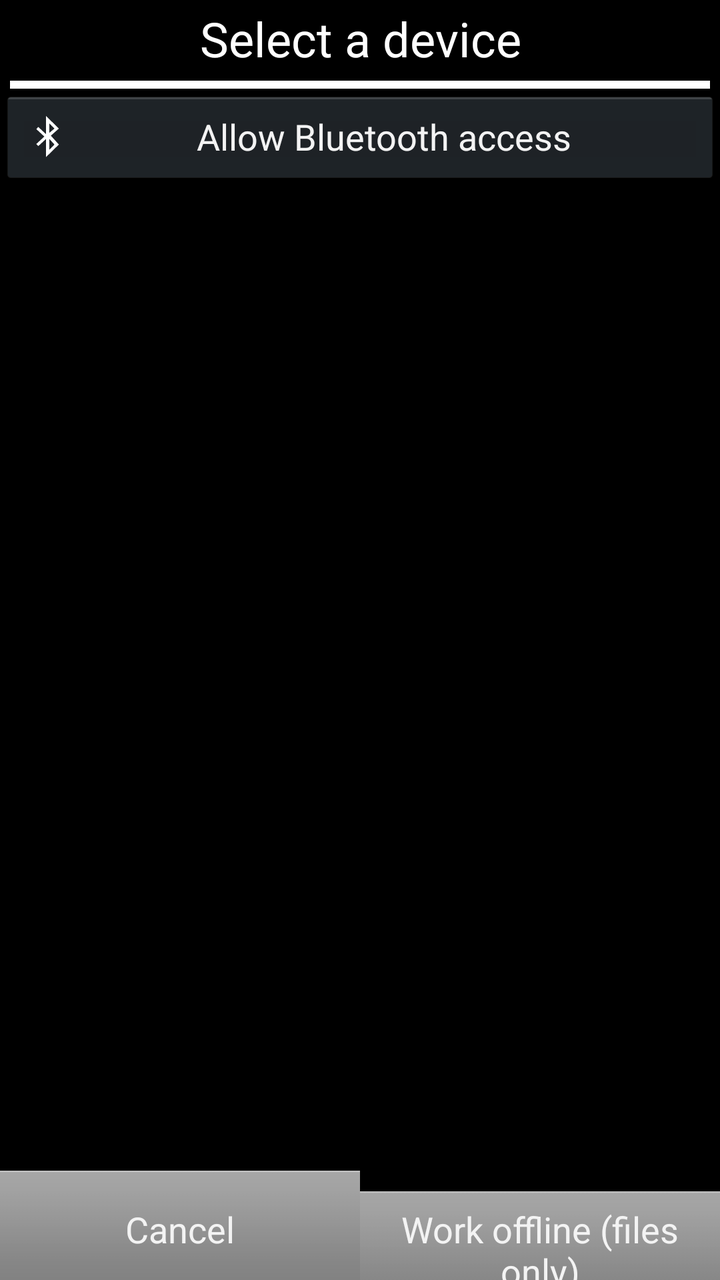
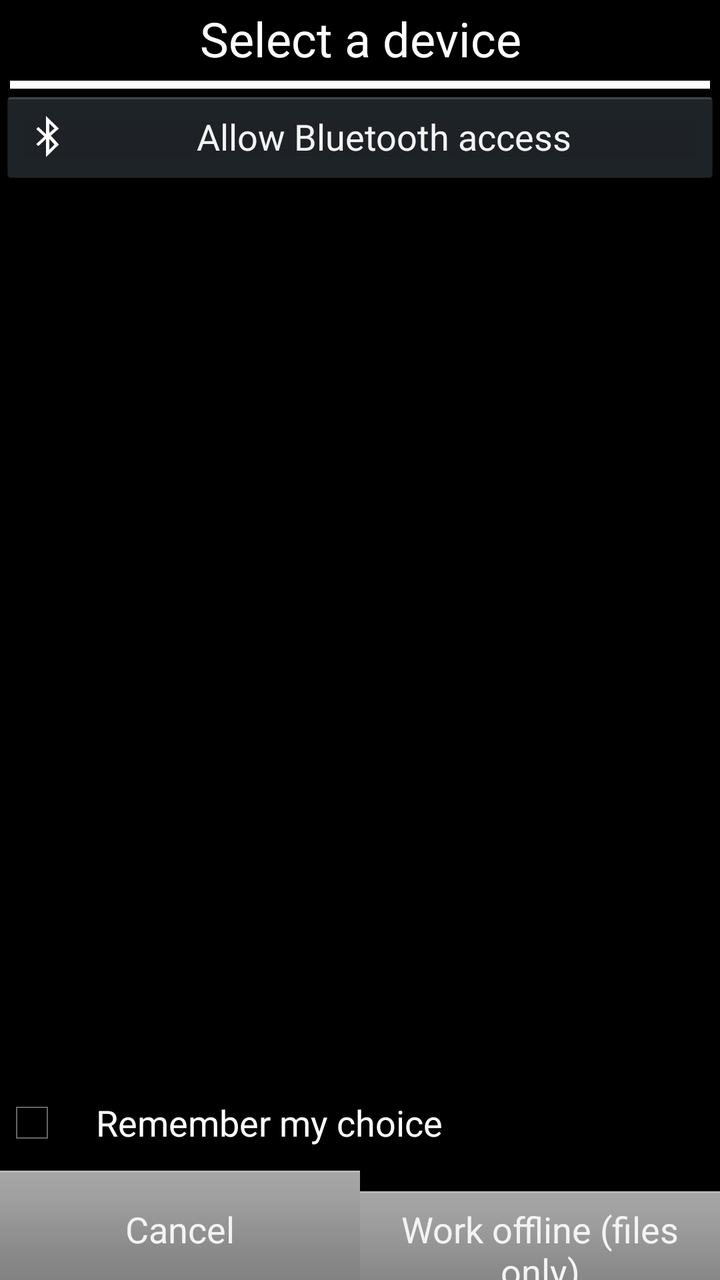

An Android layout rendered at two revisions. The XML below is the earlier revision; the diff shows what the commit changed to produce the second picture.
<!-- AndroidManifest.xml: application theme AppTheme -->
<!-- res/layout/activity_atom_spectra_device_select.xml -->
<?xml version="1.0" encoding="utf-8"?>
<androidx.constraintlayout.widget.ConstraintLayout xmlns:android="http://schemas.android.com/apk/res/android"
    xmlns:app="http://schemas.android.com/apk/res-auto"
    xmlns:tools="http://schemas.android.com/tools"
    android:layout_width="match_parent"
    android:layout_height="match_parent"
    android:background="#000000"
    tools:context=".AtomSpectraDeviceSelect">

    <TextView
        android:id="@+id/textCaption"
        android:layout_width="match_parent"
        android:layout_height="wrap_content"
        android:layout_marginTop="3dp"
        android:layout_marginBottom="3dp"
        android:gravity="center"
        android:text="@string/device_select_title"
        android:textColor="#FFFFFF"
        android:textSize="24sp"
        app:layout_constraintEnd_toEndOf="parent"
        app:layout_constraintStart_toStartOf="parent"
        app:layout_constraintTop_toTopOf="parent" />

    <View
        android:id="@+id/divider"
        android:layout_width="match_parent"
        android:layout_height="4dp"
        android:layout_margin="5dp"
        android:background="#FFFFFF"
        app:layout_constraintEnd_toEndOf="parent"
        app:layout_constraintStart_toStartOf="parent"
        app:layout_constraintTop_toBottomOf="@id/textCaption" />

    <TextView
        android:id="@+id/statusText"
        android:layout_width="match_parent"
        android:layout_height="wrap_content"
        android:gravity="center"
        android:padding="8dp"
        android:textColor="#FFA629"
        android:textSize="18sp"
        android:visibility="gone"
        app:layout_constraintEnd_toEndOf="parent"
        app:layout_constraintStart_toStartOf="parent"
        app:layout_constraintTop_toBottomOf="@id/divider" />

    <LinearLayout
        android:id="@+id/bluetoothControls"
        android:layout_width="0dp"
        android:layout_height="wrap_content"
        android:orientation="vertical"
        app:layout_constraintStart_toStartOf="parent"
        app:layout_constraintEnd_toEndOf="parent"
        app:layout_constraintTop_toBottomOf="@id/statusText">

        <TextView
            android:id="@+id/bluetoothWarning"
            android:layout_width="match_parent"
            android:layout_height="wrap_content"
            android:padding="8dp"
            android:textColor="#FFA629"
            android:textSize="16sp"
            android:accessibilityLiveRegion="polite"
            android:visibility="gone" />

        <Button
            android:id="@+id/bluetoothAction"
            android:layout_width="match_parent"
            android:layout_height="wrap_content"
            android:drawableStart="@android:drawable/stat_sys_data_bluetooth"
            android:text="@string/bluetooth_allow" />
    </LinearLayout>

    <ScrollView
        android:id="@+id/deviceListScroll"
        android:layout_width="0dp"
        android:layout_height="0dp"
        app:layout_constraintBottom_toTopOf="@+id/buttons"
        app:layout_constraintEnd_toEndOf="parent"
        app:layout_constraintStart_toStartOf="parent"
        app:layout_constraintTop_toBottomOf="@id/bluetoothControls">

        <LinearLayout
            android:id="@+id/deviceList"
            android:layout_width="match_parent"
            android:layout_height="wrap_content"
            android:orientation="vertical" />
    </ScrollView>

    <LinearLayout
        android:id="@+id/buttons"
        android:layout_width="0dp"
        android:layout_height="wrap_content"
        android:orientation="horizontal"
        app:layout_constraintBottom_toBottomOf="parent"
        app:layout_constraintEnd_toEndOf="parent"
        app:layout_constraintStart_toStartOf="parent">

        <Button
            android:id="@+id/cancelButton"
            style="@android:style/ButtonBar"
            android:layout_width="wrap_content"
            android:layout_height="wrap_content"
            android:layout_weight="1"
            android:text="@android:string/cancel" />

        <Button
            android:id="@+id/offlineButton"
            style="@android:style/ButtonBar"
            android:layout_width="wrap_content"
            android:layout_height="wrap_content"
            android:layout_weight="1"
            android:text="@string/device_select_offline" />
    </LinearLayout>

</androidx.constraintlayout.widget.ConstraintLayout>
<!-- resources referenced by this layout -->
<resources>
  <string name="bluetooth_allow">Allow Bluetooth access</string>
  <string name="device_select_offline">Work offline (files only)</string>
  <string name="device_select_title">Select a device</string>
  <style name="AppTheme" parent="AppBaseTheme">
          <item name="android:colorPrimary">@color/color_main</item>
          <item name="android:textColor">@color/color_main</item>
          <item name="android:colorAccent">@color/color_main</item>
          
  
      </style>
  <style name="AppBaseTheme" parent="android:Theme.Holo">
          
      </style>
</resources>

<!-- the commit's change to res/layout/activity_atom_spectra_device_select.xml (unified diff, before → after) -->
@@ -75,7 +75,7 @@
         android:id="@+id/deviceListScroll"
         android:layout_width="0dp"
         android:layout_height="0dp"
-        app:layout_constraintBottom_toTopOf="@+id/buttons"
+        app:layout_constraintBottom_toTopOf="@+id/rememberChoice"
         app:layout_constraintEnd_toEndOf="parent"
         app:layout_constraintStart_toStartOf="parent"
         app:layout_constraintTop_toBottomOf="@id/bluetoothControls">
@@ -86,6 +86,22 @@
             android:layout_height="wrap_content"
             android:orientation="vertical" />
     </ScrollView>
+
+    <CheckBox
+        android:id="@+id/rememberChoice"
+        android:layout_width="0dp"
+        android:layout_height="wrap_content"
+        android:minHeight="48dp"
+        android:paddingStart="16dp"
+        android:paddingEnd="16dp"
+        android:buttonTint="#FFFFFF"
+        android:saveEnabled="false"
+        android:text="@string/device_select_remember"
+        android:textColor="#FFFFFF"
+        android:textSize="18sp"
+        app:layout_constraintBottom_toTopOf="@+id/buttons"
+        app:layout_constraintEnd_toEndOf="parent"
+        app:layout_constraintStart_toStartOf="parent" />
 
     <LinearLayout
         android:id="@+id/buttons"
<!-- resource entries referenced after the edit -->
@@ -2,6 +2,7 @@
 <resources>
   <string name="bluetooth_allow">Allow Bluetooth access</string>
   <string name="device_select_offline">Work offline (files only)</string>
+  <string name="device_select_remember">Remember my choice</string>
   <string name="device_select_title">Select a device</string>
   <style name="AppTheme" parent="AppBaseTheme">
           <item name="android:colorPrimary">@color/color_main</item>
